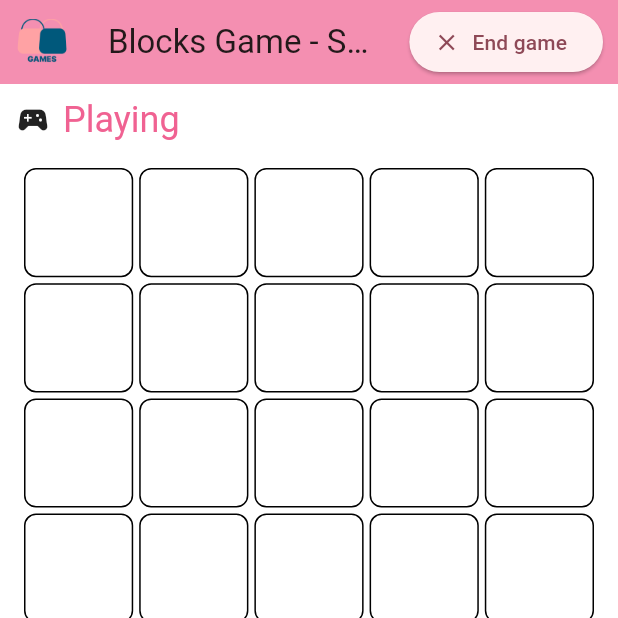
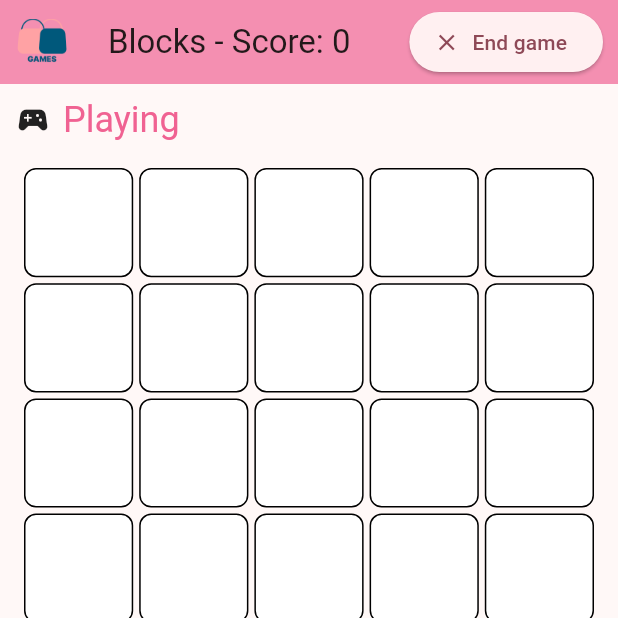
Before and after one commit to gustavolramos/blocks_game, a Flutter app: the screen it shows after launch, after a tap on "Start playing", on a phone screen of 412 x 824 dp, the top half of it. Run offline on Flutter 3.47's test engine with Material 3 defaults, Android fonts, the phone set to English and light mode, and no system bars; our stand-ins replace flutter_mobx, mobx; generated files the repository leaves out were written again.

Commit message:
implemented a scaffold successfully

```diff
--- a/lib/game_board.dart
+++ b/lib/game_board.dart
@@ -23,9 +23,10 @@ class _GameBoardState extends State<GameBoard> {
 
   @override
   Widget build(BuildContext context) {
-    return Column(
+    return Scaffold(
+      appBar: GameAppBar(controller: _controller),
+      body: Column(
         children: [
-        GameAppBar(controller: _controller),
           GameStatus(controller: _controller),
           Expanded(
             child: Padding(
@@ -63,6 +64,7 @@ class _GameBoardState extends State<GameBoard> {
             ),
           ),
         ],
+      ),
     );
   }
 }
--- a/lib/theme.dart
+++ b/lib/theme.dart
@@ -1,8 +1,9 @@
 import 'package:flutter/material.dart';
 
 ThemeData standardTheme = ThemeData(
+  brightness: Brightness.light,
   colorSchemeSeed: Colors.pink,
   appBarTheme: AppBarTheme(
     color: Colors.pink.shade200
-  )
+  ),
   );
--- a/lib/widgets/app_bar.dart
+++ b/lib/widgets/app_bar.dart
@@ -3,10 +3,14 @@ import 'package:sisterly_game_challenge/controllers/controller.dart';
 import 'package:sisterly_game_challenge/enums.dart';
 import 'package:flutter_mobx/flutter_mobx.dart';
 
-class GameAppBar extends StatelessWidget {
+class GameAppBar extends StatelessWidget implements PreferredSizeWidget {
   const GameAppBar({super.key, required this.controller});
 
   final Controller controller;
+
+  // This is needed to implement PreferredSizeWidget and subsititute the regular appBar
+  @override
+  Size get preferredSize => const Size.fromHeight(kToolbarHeight);
 
   @override
   Widget build(BuildContext context) {
@@ -17,7 +21,7 @@ class GameAppBar extends StatelessWidget {
             padding: const EdgeInsets.symmetric(horizontal: 10.0),
             child: Image.asset('assets/sisterly_games_logo.png'),
           ),
-          title: Text('Blocks Game - Score: ${controller.score}'),
+          title: Text('Blocks - Score: ${controller.score}'),
           actions: [
             if (controller.gameState == GameState.notStarted || controller.gameState == GameState.finished)
               Padding(
```
Also changed, not shown: lib/controllers/controller.dart (+5 -2 lines). Lines whose indentation alone changed are shown as unchanged.
